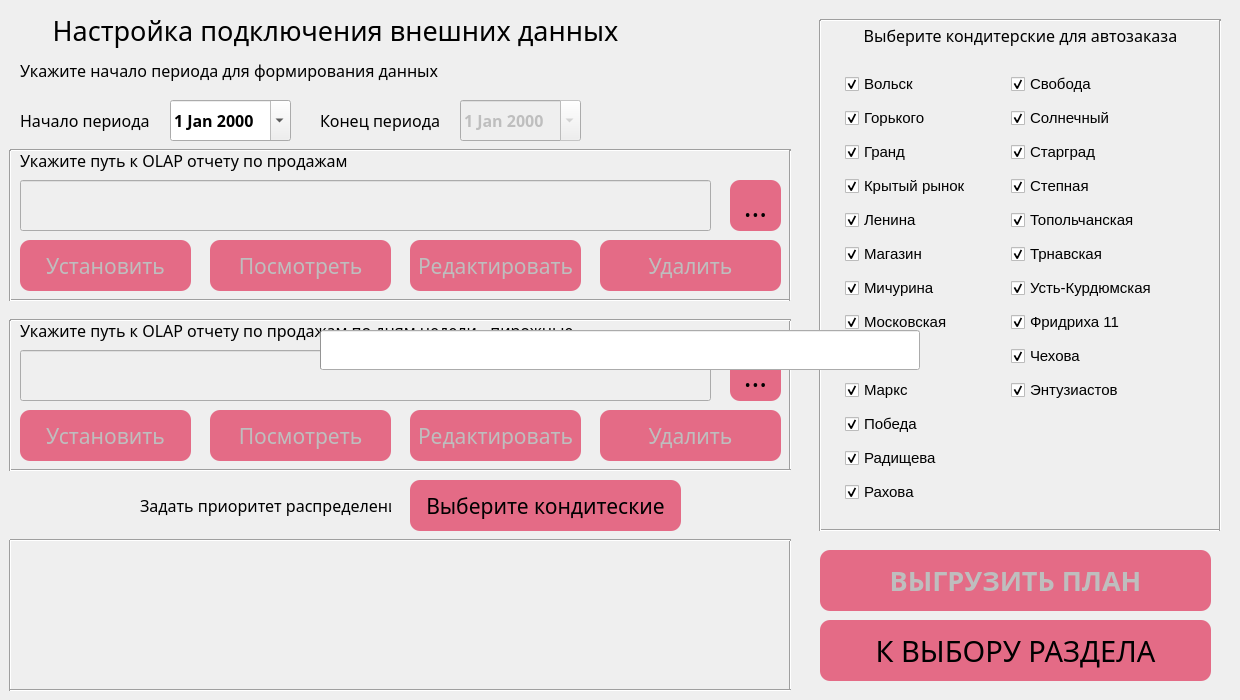
Before: the Qt Designer form ui/pie.ui in PavelZagumenkin/Malina_Orders_v1, drawn with Qt 5.
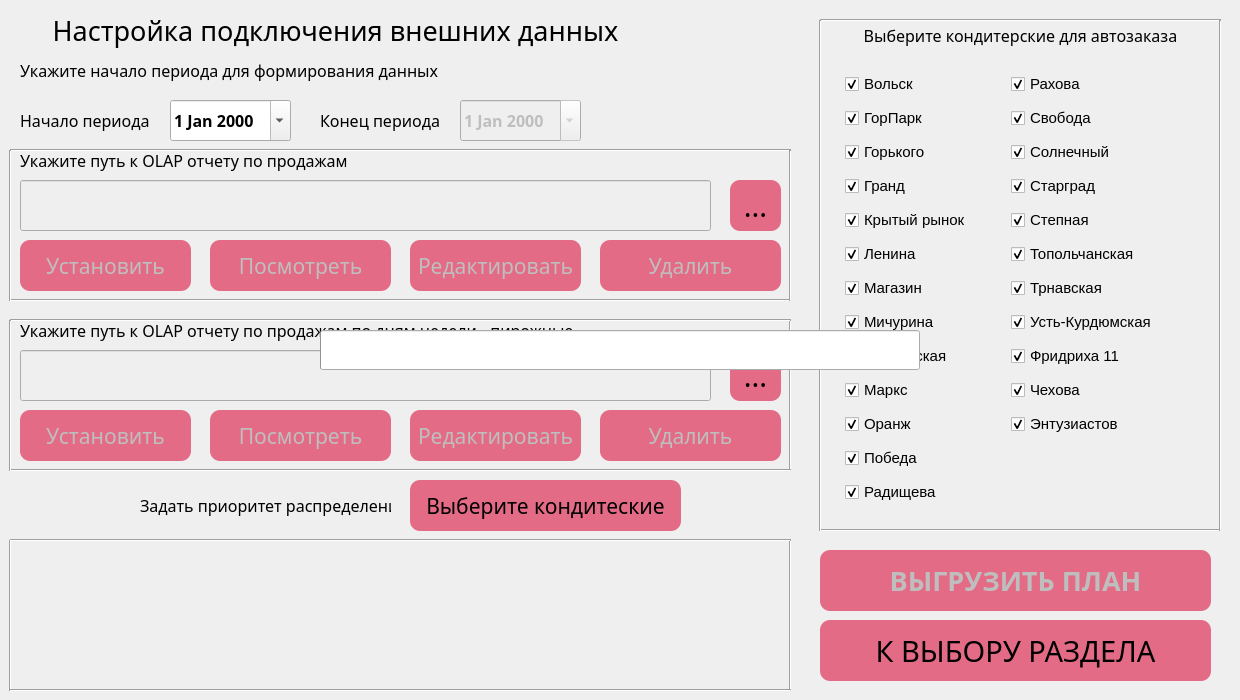
After: the same form once the commit is applied. Icons and pictures are not drawn.

Diff of the .ui file:
```diff
--- a/ui/pie.ui
+++ b/ui/pie.ui
@@ -853,160 +853,7 @@
        </property>
       </widget>
      </item>
-     <item row="1" column="0">
-      <widget class="QCheckBox" name="cb_gorkogo">
-       <property name="font">
-        <font>
-         <pointsize>11</pointsize>
-        </font>
-       </property>
-       <property name="text">
-        <string>Горького</string>
-       </property>
-       <property name="checked">
-        <bool>true</bool>
-       </property>
-      </widget>
-     </item>
-     <item row="2" column="0">
-      <widget class="QCheckBox" name="cb_grand">
-       <property name="font">
-        <font>
-         <pointsize>11</pointsize>
-        </font>
-       </property>
-       <property name="text">
-        <string>Гранд</string>
-       </property>
-       <property name="checked">
-        <bool>true</bool>
-       </property>
-      </widget>
-     </item>
-     <item row="3" column="0">
-      <widget class="QCheckBox" name="cb_kr">
-       <property name="font">
-        <font>
-         <pointsize>11</pointsize>
-        </font>
-       </property>
-       <property name="text">
-        <string>Крытый рынок</string>
-       </property>
-       <property name="checked">
-        <bool>true</bool>
-       </property>
-      </widget>
-     </item>
-     <item row="4" column="0">
-      <widget class="QCheckBox" name="cb_lenina">
-       <property name="font">
-        <font>
-         <pointsize>11</pointsize>
-        </font>
-       </property>
-       <property name="text">
-        <string>Ленина</string>
-       </property>
-       <property name="checked">
-        <bool>true</bool>
-       </property>
-      </widget>
-     </item>
-     <item row="5" column="0">
-      <widget class="QCheckBox" name="cb_magazin">
-       <property name="font">
-        <font>
-         <pointsize>11</pointsize>
-        </font>
-       </property>
-       <property name="text">
-        <string>Магазин</string>
-       </property>
-       <property name="checked">
-        <bool>true</bool>
-       </property>
-      </widget>
-     </item>
-     <item row="9" column="0">
-      <widget class="QCheckBox" name="cb_marks">
-       <property name="font">
-        <font>
-         <pointsize>11</pointsize>
-        </font>
-       </property>
-       <property name="text">
-        <string>Маркс</string>
-       </property>
-       <property name="checked">
-        <bool>true</bool>
-       </property>
-      </widget>
-     </item>
-     <item row="6" column="0">
-      <widget class="QCheckBox" name="cb_michurina">
-       <property name="font">
-        <font>
-         <pointsize>11</pointsize>
-        </font>
-       </property>
-       <property name="text">
-        <string>Мичурина</string>
-       </property>
-       <property name="checkable">
-        <bool>true</bool>
-       </property>
-       <property name="checked">
-        <bool>true</bool>
-       </property>
-      </widget>
-     </item>
-     <item row="7" column="0">
-      <widget class="QCheckBox" name="cb_moskovskaya">
-       <property name="font">
-        <font>
-         <pointsize>11</pointsize>
-        </font>
-       </property>
-       <property name="text">
-        <string>Московская</string>
-       </property>
-       <property name="checked">
-        <bool>true</bool>
-       </property>
-      </widget>
-     </item>
-     <item row="8" column="0">
-      <widget class="QCheckBox" name="cb_orang">
-       <property name="font">
-        <font>
-         <pointsize>11</pointsize>
-        </font>
-       </property>
-       <property name="text">
-        <string>Оранж</string>
-       </property>
-       <property name="checked">
-        <bool>true</bool>
-       </property>
-      </widget>
-     </item>
-     <item row="10" column="0">
-      <widget class="QCheckBox" name="cb_pobeda">
-       <property name="font">
-        <font>
-         <pointsize>11</pointsize>
-        </font>
-       </property>
-       <property name="text">
-        <string>Победа</string>
-       </property>
-       <property name="checked">
-        <bool>true</bool>
-       </property>
-      </widget>
-     </item>
-     <item row="12" column="0">
+     <item row="0" column="1">
       <widget class="QCheckBox" name="cb_rahova">
        <property name="font">
         <font>
@@ -1021,22 +868,7 @@
        </property>
       </widget>
      </item>
-     <item row="11" column="0">
-      <widget class="QCheckBox" name="cb_svoboda_2">
-       <property name="font">
-        <font>
-         <pointsize>11</pointsize>
-        </font>
-       </property>
-       <property name="text">
-        <string>Радищева</string>
-       </property>
-       <property name="checked">
-        <bool>true</bool>
-       </property>
-      </widget>
-     </item>
-     <item row="0" column="1">
+     <item row="1" column="1">
       <widget class="QCheckBox" name="cb_svoboda">
        <property name="font">
         <font>
@@ -1051,7 +883,7 @@
        </property>
       </widget>
      </item>
-     <item row="1" column="1">
+     <item row="2" column="1">
       <widget class="QCheckBox" name="cb_solnechnii">
        <property name="font">
         <font>
@@ -1066,7 +898,22 @@
        </property>
       </widget>
      </item>
-     <item row="2" column="1">
+     <item row="3" column="0">
+      <widget class="QCheckBox" name="cb_grand">
+       <property name="font">
+        <font>
+         <pointsize>11</pointsize>
+        </font>
+       </property>
+       <property name="text">
+        <string>Гранд</string>
+       </property>
+       <property name="checked">
+        <bool>true</bool>
+       </property>
+      </widget>
+     </item>
+     <item row="3" column="1">
       <widget class="QCheckBox" name="cb_stargrad">
        <property name="font">
         <font>
@@ -1081,7 +928,22 @@
        </property>
       </widget>
      </item>
-     <item row="3" column="1">
+     <item row="4" column="0">
+      <widget class="QCheckBox" name="cb_kr">
+       <property name="font">
+        <font>
+         <pointsize>11</pointsize>
+        </font>
+       </property>
+       <property name="text">
+        <string>Крытый рынок</string>
+       </property>
+       <property name="checked">
+        <bool>true</bool>
+       </property>
+      </widget>
+     </item>
+     <item row="4" column="1">
       <widget class="QCheckBox" name="cb_stepnaya">
        <property name="font">
         <font>
@@ -1096,7 +958,22 @@
        </property>
       </widget>
      </item>
-     <item row="4" column="1">
+     <item row="5" column="0">
+      <widget class="QCheckBox" name="cb_lenina">
+       <property name="font">
+        <font>
+         <pointsize>11</pointsize>
+        </font>
+       </property>
+       <property name="text">
+        <string>Ленина</string>
+       </property>
+       <property name="checked">
+        <bool>true</bool>
+       </property>
+      </widget>
+     </item>
+     <item row="5" column="1">
       <widget class="QCheckBox" name="cb_topol">
        <property name="font">
         <font>
@@ -1111,7 +988,40 @@
        </property>
       </widget>
      </item>
-     <item row="5" column="1">
+     <item row="6" column="0">
+      <widget class="QCheckBox" name="cb_magazin">
+       <property name="font">
+        <font>
+         <pointsize>11</pointsize>
+        </font>
+       </property>
+       <property name="text">
+        <string>Магазин</string>
+       </property>
+       <property name="checked">
+        <bool>true</bool>
+       </property>
+      </widget>
+     </item>
+     <item row="7" column="0">
+      <widget class="QCheckBox" name="cb_michurina">
+       <property name="font">
+        <font>
+         <pointsize>11</pointsize>
+        </font>
+       </property>
+       <property name="text">
+        <string>Мичурина</string>
+       </property>
+       <property name="checkable">
+        <bool>true</bool>
+       </property>
+       <property name="checked">
+        <bool>true</bool>
+       </property>
+      </widget>
+     </item>
+     <item row="6" column="1">
       <widget class="QCheckBox" name="cb_trnavskaya">
        <property name="font">
         <font>
@@ -1126,7 +1036,7 @@
        </property>
       </widget>
      </item>
-     <item row="6" column="1">
+     <item row="7" column="1">
       <widget class="QCheckBox" name="cb_ust_kurdym">
        <property name="font">
         <font>
@@ -1141,7 +1051,22 @@
        </property>
       </widget>
      </item>
-     <item row="7" column="1">
+     <item row="8" column="0">
+      <widget class="QCheckBox" name="cb_moskovskaya">
+       <property name="font">
+        <font>
+         <pointsize>11</pointsize>
+        </font>
+       </property>
+       <property name="text">
+        <string>Московская</string>
+       </property>
+       <property name="checked">
+        <bool>true</bool>
+       </property>
+      </widget>
+     </item>
+     <item row="8" column="1">
       <widget class="QCheckBox" name="cb_fridriha">
        <property name="font">
         <font>
@@ -1156,7 +1081,22 @@
        </property>
       </widget>
      </item>
-     <item row="8" column="1">
+     <item row="9" column="0">
+      <widget class="QCheckBox" name="cb_marks">
+       <property name="font">
+        <font>
+         <pointsize>11</pointsize>
+        </font>
+       </property>
+       <property name="text">
+        <string>Маркс</string>
+       </property>
+       <property name="checked">
+        <bool>true</bool>
+       </property>
+      </widget>
+     </item>
+     <item row="9" column="1">
       <widget class="QCheckBox" name="cb_chehova">
        <property name="enabled">
         <bool>true</bool>
@@ -1177,7 +1117,22 @@
        </property>
       </widget>
      </item>
-     <item row="9" column="1">
+     <item row="10" column="0">
+      <widget class="QCheckBox" name="cb_orang">
+       <property name="font">
+        <font>
+         <pointsize>11</pointsize>
+        </font>
+       </property>
+       <property name="text">
+        <string>Оранж</string>
+       </property>
+       <property name="checked">
+        <bool>true</bool>
+       </property>
+      </widget>
+     </item>
+     <item row="10" column="1">
       <widget class="QCheckBox" name="cb_entuziastov">
        <property name="font">
         <font>
@@ -1192,6 +1147,66 @@
        </property>
       </widget>
      </item>
+     <item row="11" column="0">
+      <widget class="QCheckBox" name="cb_pobeda">
+       <property name="font">
+        <font>
+         <pointsize>11</pointsize>
+        </font>
+       </property>
+       <property name="text">
+        <string>Победа</string>
+       </property>
+       <property name="checked">
+        <bool>true</bool>
+       </property>
+      </widget>
+     </item>
+     <item row="12" column="0">
+      <widget class="QCheckBox" name="cb_svoboda_2">
+       <property name="font">
+        <font>
+         <pointsize>11</pointsize>
+        </font>
+       </property>
+       <property name="text">
+        <string>Радищева</string>
+       </property>
+       <property name="checked">
+        <bool>true</bool>
+       </property>
+      </widget>
+     </item>
+     <item row="1" column="0">
+      <widget class="QCheckBox" name="cb_gorpark">
+       <property name="font">
+        <font>
+         <pointsize>11</pointsize>
+        </font>
+       </property>
+       <property name="text">
+        <string>ГорПарк</string>
+       </property>
+       <property name="checked">
+        <bool>true</bool>
+       </property>
+      </widget>
+     </item>
+     <item row="2" column="0">
+      <widget class="QCheckBox" name="cb_gorkogo">
+       <property name="font">
+        <font>
+         <pointsize>11</pointsize>
+        </font>
+       </property>
+       <property name="text">
+        <string>Горького</string>
+       </property>
+       <property name="checked">
+        <bool>true</bool>
+       </property>
+      </widget>
+     </item>
     </layout>
    </widget>
    <widget class="Line" name="line">
```
